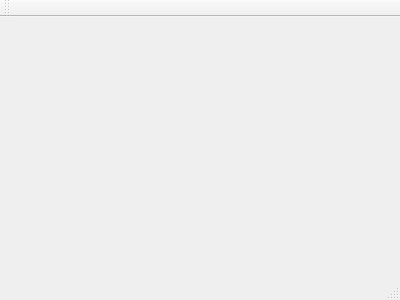
Before: the Qt Designer form mainwindow.ui in TheophileStauder/CPOA_Trottipret, drawn with Qt 5.
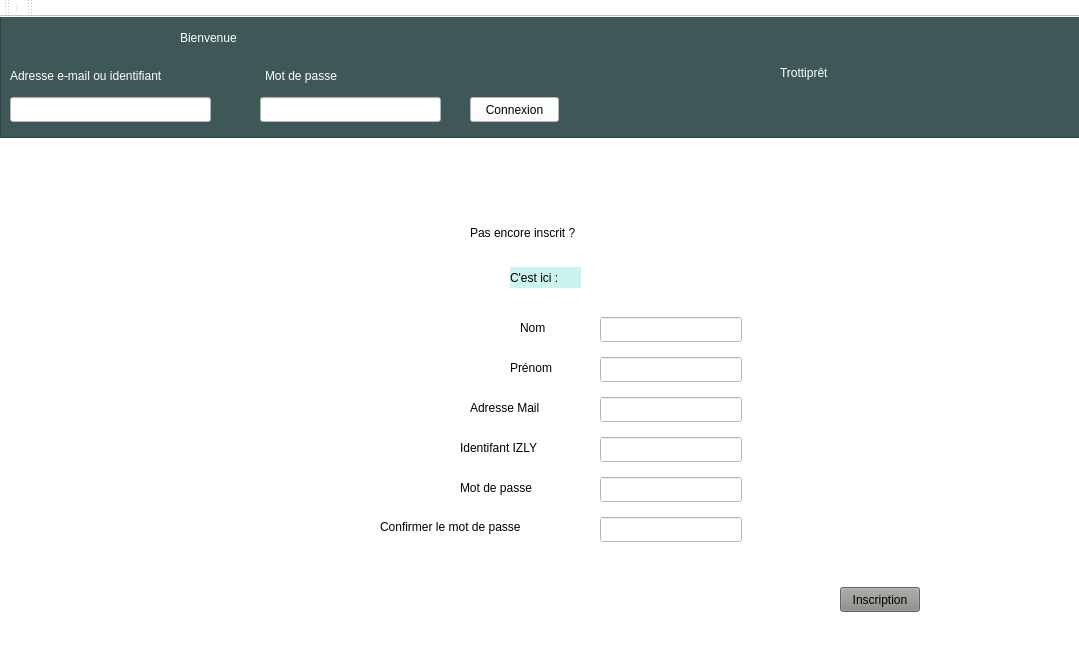
After: the same form once the commit is applied.

What changed in the file:
```diff
--- a/mainwindow.ui
+++ b/mainwindow.ui
@@ -1,24 +1,554 @@
 <ui version="4.0">
  <class>MainWindow</class>
- <widget class="QMainWindow" name="MainWindow" >
-  <property name="geometry" >
+ <widget class="QMainWindow" name="MainWindow">
+  <property name="geometry">
    <rect>
     <x>0</x>
     <y>0</y>
-    <width>400</width>
-    <height>300</height>
+    <width>1079</width>
+    <height>668</height>
    </rect>
   </property>
   <property name="windowTitle" >
    <string>MainWindow</string>
   </property>
-  <widget class="QMenuBar" name="menuBar" />
-  <widget class="QToolBar" name="mainToolBar" />
-  <widget class="QWidget" name="centralWidget" />
-  <widget class="QStatusBar" name="statusBar" />
+  <property name="styleSheet">
+   <string notr="true">background-color: rgb(255, 255, 255);
+</string>
+  </property>
+  <widget class="QWidget" name="centralWidget">
+   <widget class="QFrame" name="frame">
+    <property name="geometry">
+     <rect>
+      <x>0</x>
+      <y>-10</y>
+      <width>1101</width>
+      <height>131</height>
+     </rect>
+    </property>
+    <property name="styleSheet">
+     <string notr="true">background-color: rgb(61, 88, 87);</string>
+    </property>
+    <property name="frameShape">
+     <enum>QFrame::StyledPanel</enum>
+    </property>
+    <property name="frameShadow">
+     <enum>QFrame::Raised</enum>
+    </property>
+    <widget class="QLabel" name="label_3">
+     <property name="geometry">
+      <rect>
+       <x>265</x>
+       <y>60</y>
+       <width>121</width>
+       <height>17</height>
+      </rect>
+     </property>
+     <property name="styleSheet">
+      <string notr="true">color: rgb(255, 255, 255);</string>
+     </property>
+     <property name="text">
+      <string>Mot de passe</string>
+     </property>
+    </widget>
+    <widget class="QPushButton" name="connexion">
+     <property name="geometry">
+      <rect>
+       <x>470</x>
+       <y>90</y>
+       <width>89</width>
+       <height>25</height>
+      </rect>
+     </property>
+     <property name="styleSheet">
+      <string notr="true">background-color: rgb(255, 255, 255);
+</string>
+     </property>
+     <property name="text">
+      <string>Connexion</string>
+     </property>
+    </widget>
+    <widget class="QLabel" name="label_2">
+     <property name="geometry">
+      <rect>
+       <x>10</x>
+       <y>60</y>
+       <width>196</width>
+       <height>17</height>
+      </rect>
+     </property>
+     <property name="styleSheet">
+      <string notr="true">color: rgb(255, 255, 255);</string>
+     </property>
+     <property name="text">
+      <string>Adresse e-mail ou identifiant</string>
+     </property>
+    </widget>
+    <widget class="QLabel" name="label">
+     <property name="geometry">
+      <rect>
+       <x>780</x>
+       <y>40</y>
+       <width>221</width>
+       <height>51</height>
+      </rect>
+     </property>
+     <property name="styleSheet">
+      <string notr="true">font: 30pt &quot;Umpush&quot;;
+color: rgb(255, 255, 255);</string>
+     </property>
+     <property name="text">
+      <string>Trottiprêt</string>
+     </property>
+     <property name="textFormat">
+      <enum>Qt::PlainText</enum>
+     </property>
+     <property name="margin">
+      <number>6</number>
+     </property>
+     <property name="indent">
+      <number>-1</number>
+     </property>
+    </widget>
+    <widget class="QLineEdit" name="adress">
+     <property name="geometry">
+      <rect>
+       <x>10</x>
+       <y>90</y>
+       <width>201</width>
+       <height>25</height>
+      </rect>
+     </property>
+     <property name="styleSheet">
+      <string notr="true">background-color: rgb(255, 255, 255);</string>
+     </property>
+    </widget>
+    <widget class="QLineEdit" name="pass">
+     <property name="geometry">
+      <rect>
+       <x>260</x>
+       <y>90</y>
+       <width>181</width>
+       <height>25</height>
+      </rect>
+     </property>
+     <property name="styleSheet">
+      <string notr="true">background-color: rgb(255, 255, 255);</string>
+     </property>
+     <property name="text">
+      <string/>
+     </property>
+     <property name="echoMode">
+      <enum>QLineEdit::Password</enum>
+     </property>
+    </widget>
+    <widget class="QLabel" name="label_12">
+     <property name="geometry">
+      <rect>
+       <x>180</x>
+       <y>20</y>
+       <width>111</width>
+       <height>21</height>
+      </rect>
+     </property>
+     <property name="styleSheet">
+      <string notr="true">font: 57 italic 19pt &quot;Ubuntu&quot;;
+color: rgb(255, 255, 255);</string>
+     </property>
+     <property name="text">
+      <string>Bienvenue</string>
+     </property>
+    </widget>
+   </widget>
+   <widget class="QLabel" name="label_4">
+    <property name="geometry">
+     <rect>
+      <x>470</x>
+      <y>190</y>
+      <width>231</width>
+      <height>51</height>
+     </rect>
+    </property>
+    <property name="styleSheet">
+     <string notr="true">font: 57 20pt &quot;Ubuntu&quot;;</string>
+    </property>
+    <property name="text">
+     <string>Pas encore inscrit ?</string>
+    </property>
+   </widget>
+   <widget class="QLabel" name="label_5">
+    <property name="geometry">
+     <rect>
+      <x>510</x>
+      <y>250</y>
+      <width>71</width>
+      <height>21</height>
+     </rect>
+    </property>
+    <property name="styleSheet">
+     <string notr="true">background-color: rgb(203, 244, 239);</string>
+    </property>
+    <property name="text">
+     <string>C'est ici :</string>
+    </property>
+   </widget>
+   <widget class="QLabel" name="label_6">
+    <property name="geometry">
+     <rect>
+      <x>520</x>
+      <y>300</y>
+      <width>42</width>
+      <height>22</height>
+     </rect>
+    </property>
+    <property name="styleSheet">
+     <string notr="true">font: 14pt &quot;Ubuntu&quot;;
+</string>
+    </property>
+    <property name="text">
+     <string>Nom</string>
+    </property>
+   </widget>
+   <widget class="QLabel" name="label_7">
+    <property name="geometry">
+     <rect>
+      <x>510</x>
+      <y>340</y>
+      <width>68</width>
+      <height>22</height>
+     </rect>
+    </property>
+    <property name="styleSheet">
+     <string notr="true">font: 14pt &quot;Ubuntu&quot;;
+</string>
+    </property>
+    <property name="text">
+     <string>Prénom</string>
+    </property>
+   </widget>
+   <widget class="QLabel" name="label_8">
+    <property name="geometry">
+     <rect>
+      <x>470</x>
+      <y>380</y>
+      <width>110</width>
+      <height>22</height>
+     </rect>
+    </property>
+    <property name="styleSheet">
+     <string notr="true">font: 14pt &quot;Ubuntu&quot;;
+</string>
+    </property>
+    <property name="text">
+     <string>Adresse Mail</string>
+    </property>
+   </widget>
+   <widget class="QPushButton" name="inscription">
+    <property name="geometry">
+     <rect>
+      <x>840</x>
+      <y>570</y>
+      <width>80</width>
+      <height>25</height>
+     </rect>
+    </property>
+    <property name="palette">
+     <palette>
+      <active>
+       <colorrole role="Button">
+        <brush brushstyle="SolidPattern">
+         <color alpha="255">
+          <red>136</red>
+          <green>138</green>
+          <blue>133</blue>
+         </color>
+        </brush>
+       </colorrole>
+       <colorrole role="Base">
+        <brush brushstyle="SolidPattern">
+         <color alpha="255">
+          <red>136</red>
+          <green>138</green>
+          <blue>133</blue>
+         </color>
+        </brush>
+       </colorrole>
+       <colorrole role="Window">
+        <brush brushstyle="SolidPattern">
+         <color alpha="255">
+          <red>136</red>
+          <green>138</green>
+          <blue>133</blue>
+         </color>
+        </brush>
+       </colorrole>
+      </active>
+      <inactive>
+       <colorrole role="Button">
+        <brush brushstyle="SolidPattern">
+         <color alpha="255">
+          <red>136</red>
+          <green>138</green>
+          <blue>133</blue>
+         </color>
+        </brush>
+       </colorrole>
+       <colorrole role="Base">
+        <brush brushstyle="SolidPattern">
+         <color alpha="255">
+          <red>136</red>
+          <green>138</green>
+          <blue>133</blue>
+         </color>
+        </brush>
+       </colorrole>
+       <colorrole role="Window">
+        <brush brushstyle="SolidPattern">
+         <color alpha="255">
+          <red>136</red>
+          <green>138</green>
+          <blue>133</blue>
+         </color>
+        </brush>
+       </colorrole>
+      </inactive>
+      <disabled>
+       <colorrole role="Button">
+        <brush brushstyle="SolidPattern">
+         <color alpha="255">
+          <red>136</red>
+          <green>138</green>
+          <blue>133</blue>
+         </color>
+        </brush>
+       </colorrole>
+       <colorrole role="Base">
+        <brush brushstyle="SolidPattern">
+         <color alpha="255">
+          <red>136</red>
+          <green>138</green>
+          <blue>133</blue>
+         </color>
+        </brush>
+       </colorrole>
+       <colorrole role="Window">
+        <brush brushstyle="SolidPattern">
+         <color alpha="255">
+          <red>136</red>
+          <green>138</green>
+          <blue>133</blue>
+         </color>
+        </brush>
+       </colorrole>
+      </disabled>
+     </palette>
+    </property>
+    <property name="styleSheet">
+     <string notr="true">background-color: rgb(136, 138, 133);</string>
+    </property>
+    <property name="text">
+     <string>Inscription</string>
+    </property>
+   </widget>
+   <widget class="QLabel" name="label_9">
+    <property name="geometry">
+     <rect>
+      <x>460</x>
+      <y>420</y>
+      <width>127</width>
+      <height>22</height>
+     </rect>
+    </property>
+    <property name="styleSheet">
+     <string notr="true">font: 14pt &quot;Ubuntu&quot;;
+</string>
+    </property>
+    <property name="text">
+     <string>Identifant IZLY</string>
+    </property>
+   </widget>
+   <widget class="QLineEdit" name="nom">
+    <property name="geometry">
+     <rect>
+      <x>600</x>
+      <y>300</y>
+      <width>142</width>
+      <height>25</height>
+     </rect>
+    </property>
+    <property name="styleSheet">
+     <string notr="true">background-color: rgb(255, 255, 255);</string>
+    </property>
+   </widget>
+   <widget class="QLineEdit" name="prenom">
+    <property name="geometry">
+     <rect>
+      <x>600</x>
+      <y>340</y>
+      <width>142</width>
+      <height>25</height>
+     </rect>
+    </property>
+    <property name="styleSheet">
+     <string notr="true">background-color: rgb(255, 255, 255);</string>
+    </property>
+   </widget>
+   <widget class="QLineEdit" name="mail">
+    <property name="geometry">
+     <rect>
+      <x>600</x>
+      <y>380</y>
+      <width>142</width>
+      <height>25</height>
+     </rect>
+    </property>
+    <property name="styleSheet">
+     <string notr="true">background-color: rgb(255, 255, 255);</string>
+    </property>
+   </widget>
+   <widget class="QLineEdit" name="izly">
+    <property name="geometry">
+     <rect>
+      <x>600</x>
+      <y>420</y>
+      <width>142</width>
+      <height>25</height>
+     </rect>
+    </property>
+    <property name="styleSheet">
+     <string notr="true">background-color: rgb(255, 255, 255);</string>
+    </property>
+   </widget>
+   <widget class="QLabel" name="label_pic">
+    <property name="geometry">
+     <rect>
+      <x>60</x>
+      <y>280</y>
+      <width>211</width>
+      <height>161</height>
+     </rect>
+    </property>
+    <property name="text">
+     <string/>
+    </property>
+   </widget>
+   <widget class="QLabel" name="label_10">
+    <property name="geometry">
+     <rect>
+      <x>460</x>
+      <y>460</y>
+      <width>115</width>
+      <height>22</height>
+     </rect>
+    </property>
+    <property name="styleSheet">
+     <string notr="true">font: 14pt &quot;Ubuntu&quot;;
+</string>
+    </property>
+    <property name="text">
+     <string>Mot de passe</string>
+    </property>
+   </widget>
+   <widget class="QLabel" name="label_11">
+    <property name="geometry">
+     <rect>
+      <x>380</x>
+      <y>500</y>
+      <width>203</width>
+      <height>20</height>
+     </rect>
+    </property>
+    <property name="styleSheet">
+     <string notr="true">font: 13pt &quot;Ubuntu&quot;;
+</string>
+    </property>
+    <property name="text">
+     <string>Confirmer le mot de passe</string>
+    </property>
+   </widget>
+   <widget class="QLineEdit" name="mdp1">
+    <property name="geometry">
+     <rect>
+      <x>600</x>
+      <y>460</y>
+      <width>142</width>
+      <height>25</height>
+     </rect>
+    </property>
+    <property name="styleSheet">
+     <string notr="true">background-color: rgb(255, 255, 255);</string>
+    </property>
+    <property name="echoMode">
+     <enum>QLineEdit::Password</enum>
+    </property>
+   </widget>
+   <widget class="QLineEdit" name="mdp2">
+    <property name="geometry">
+     <rect>
+      <x>600</x>
+      <y>500</y>
+      <width>142</width>
+      <height>25</height>
+     </rect>
+    </property>
+    <property name="styleSheet">
+     <string notr="true">background-color: rgb(255, 255, 255);</string>
+    </property>
+    <property name="echoMode">
+     <enum>QLineEdit::Password</enum>
+    </property>
+   </widget>
+   <zorder>label_4</zorder>
+   <zorder>label_5</zorder>
+   <zorder>label_6</zorder>
+   <zorder>label_7</zorder>
+   <zorder>label_8</zorder>
+   <zorder>inscription</zorder>
+   <zorder>label_9</zorder>
+   <zorder>nom</zorder>
+   <zorder>prenom</zorder>
+   <zorder>mail</zorder>
+   <zorder>izly</zorder>
+   <zorder>label_pic</zorder>
+   <zorder>label_10</zorder>
+   <zorder>label_11</zorder>
+   <zorder>mdp1</zorder>
+   <zorder>mdp2</zorder>
+   <zorder>frame</zorder>
+  </widget>
+  <widget class="QStatusBar" name="statusBar"/>
+  <widget class="QToolBar" name="mainToolBar">
+   <attribute name="toolBarArea">
+    <enum>TopToolBarArea</enum>
+   </attribute>
+   <attribute name="toolBarBreak">
+    <bool>false</bool>
+   </attribute>
+   <addaction name="separator"/>
+  </widget>
+  <widget class="QMenuBar" name="menuBar">
+   <property name="geometry">
+    <rect>
+     <x>0</x>
+     <y>0</y>
+     <width>1079</width>
+     <height>22</height>
+    </rect>
+   </property>
+  </widget>
+  <widget class="QToolBar" name="toolBar">
+   <property name="windowTitle">
+    <string>toolBar</string>
+   </property>
+   <attribute name="toolBarArea">
+    <enum>TopToolBarArea</enum>
+   </attribute>
+   <attribute name="toolBarBreak">
+    <bool>false</bool>
+   </attribute>
+  </widget>
  </widget>
- <layoutDefault spacing="6" margin="11" />
- <pixmapfunction></pixmapfunction>
+ <layoutdefault spacing="6" margin="11"/>
  <resources/>
  <connections/>
 </ui>
```
Left out of the diff: 3 changed lines with no effect on the pictures.
